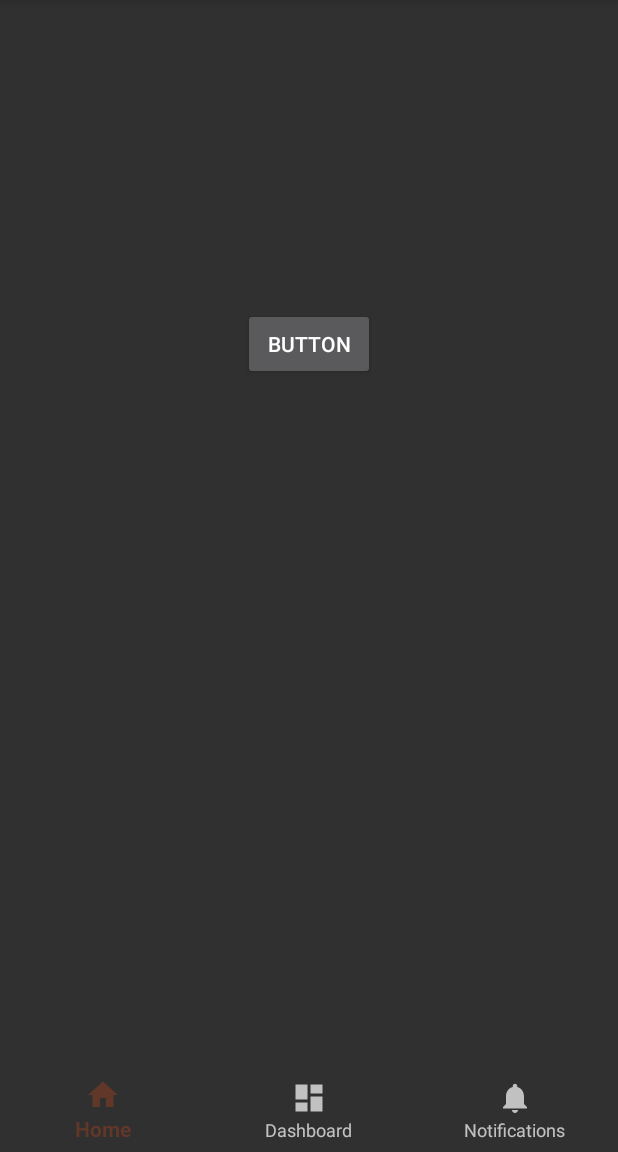
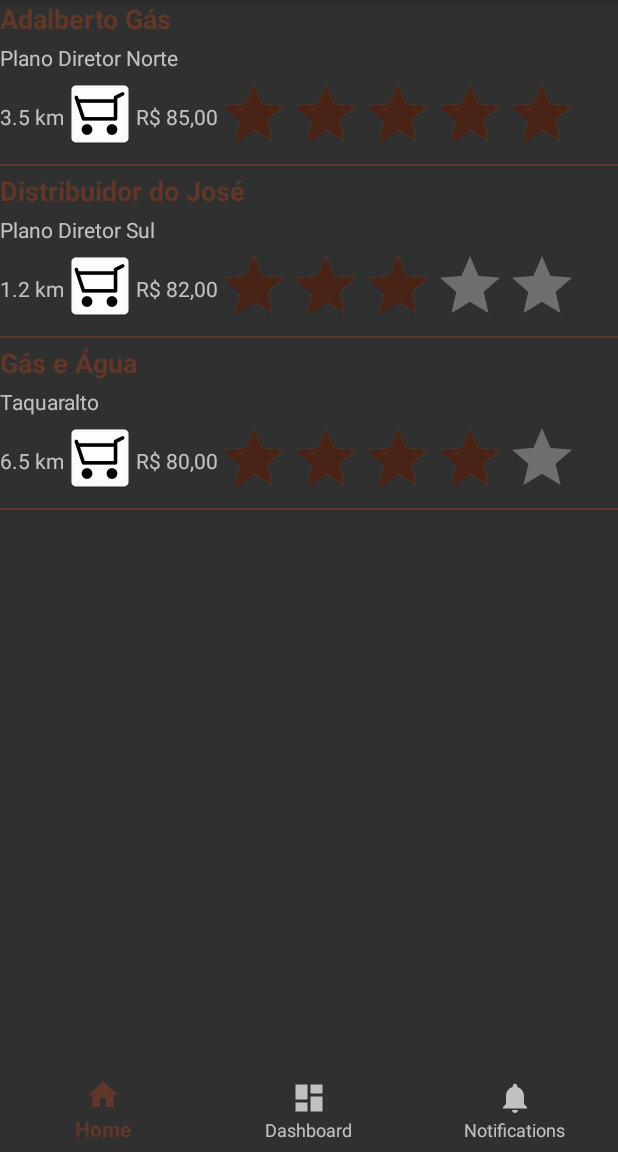
Before and after one commit to RafaelCarlos/EasyGas, an Android app: the MainActivity screen opened directly, with no data from a screen before it, on a phone screen of 412 x 824 dp, the part 84-1236 px from its top. Run offline under Robolectric (Android 15) with nearby library versions, the phone set to English and light mode, and no system bars; libraries missing offline, so code that uses them is left out: com.mikepenz.materialdrawer; 9 statements that could not run were skipped.

Commit message:
Edições menu lateral. E adições fragments.

```diff
--- a/app/build.gradle
+++ b/app/build.gradle
@@ -37,5 +37,6 @@ dependencies {
     compile 'com.android.support:design:26.+'
     compile 'com.melnykov:floatingactionbutton:1.3.0'
     compile 'com.android.support:support-vector-drawable:26.+'
+    compile 'com.android.support:support-v4:26.+'
     testCompile 'junit:junit:4.12'
 }
--- a/app/src/main/java/com/codigo/rafael/easygas/MainActivity.java
+++ b/app/src/main/java/com/codigo/rafael/easygas/MainActivity.java
@@ -5,6 +5,8 @@ import android.os.Bundle;
 import android.support.annotation.DrawableRes;
 import android.support.annotation.NonNull;
 import android.support.design.widget.BottomNavigationView;
+import android.support.v4.app.Fragment;
+import android.support.v4.app.FragmentTransaction;
 import android.support.v7.app.AppCompatActivity;
 import android.support.v7.widget.Toolbar;
 import android.view.Gravity;
@@ -13,6 +15,7 @@ import android.view.View;
 import android.widget.Button;
 import android.widget.Toast;
 
+import com.codigo.rafael.easygas.fragments.MenuFragment;
 import com.mikepenz.materialdrawer.AccountHeader;
 import com.mikepenz.materialdrawer.AccountHeaderBuilder;
 import com.mikepenz.materialdrawer.Drawer;
@@ -21,6 +24,7 @@ import com.mikepenz.materialdrawer.model.DividerDrawerItem;
 import com.mikepenz.materialdrawer.model.PrimaryDrawerItem;
 import com.mikepenz.materialdrawer.model.ProfileDrawerItem;
 import com.mikepenz.materialdrawer.model.SectionDrawerItem;
+import com.mikepenz.materialdrawer.model.interfaces.IDrawerItem;
 import com.mikepenz.materialdrawer.model.interfaces.IProfile;
 
 public class MainActivity extends AppCompatActivity {
@@ -42,13 +46,22 @@ public class MainActivity extends AppCompatActivity {
         navigation.setOnNavigationItemSelectedListener(mOnNavigationItemSelectedListener);
 
         setSupportActionBar(toolbar);
-        toolbar.setTitle("Início");
+        toolbar.setTitle("Distribuidoras");
         PrimaryDrawerItem item1 = new PrimaryDrawerItem().withIdentifier(1).withName("Home")
                 .withIcon(R.mipmap.ic_home);
 
+        Fragment frag = frag = getSupportFragmentManager().findFragmentByTag("mainFrag");
+
+        if (frag == null) {
+            frag = new MenuFragment();
+            FragmentTransaction ft = getSupportFragmentManager().beginTransaction();
+            ft.replace(R.id.rl_fragment_container, frag, "mainFrag");
+            ft.commit();
+        }
+
         AccountHeader headerResult = new AccountHeaderBuilder()
                 .withActivity(this)
-                .withHeaderBackground(R.color.colorSecondText)
+                .withHeaderBackground(R.color.colorTema)
                 .addProfiles(
                         new ProfileDrawerItem().withName("Rafael Oliveira").withEmail("rafaellcarloss@hotmail.com")
                                 .withIcon(getResources().getDrawable(R.mipmap.ic_user))
@@ -72,6 +85,35 @@ public class MainActivity extends AppCompatActivity {
                 .withAccountHeader(headerResult)
 //                .addDrawerItems(item1, new DividerDrawerItem())
                 .withFooterDivider(true)
+                .withOnDrawerItemClickListener(new Drawer.OnDrawerItemClickListener() {
+                    @Override
+                    public boolean onItemClick(View view, int position, IDrawerItem drawerItem) {
+                        Fragment frag = null;
+
+                        if (position == 0) {
+                            frag = new MenuFragment();
+                            toolbar.setTitle("Distribuidoras");
+                        }
+                        if (position == 1) {
+                            frag = new MenuFragment();
+                        }
+                        if (position == 2) {
+                            frag = new MenuFragment();
+                        }
+                        if (position == 3) {
+                            frag = new MenuFragment();
+                        } else {
+                            frag = new MenuFragment();
+                        }
+
+                        FragmentTransaction ft = getSupportFragmentManager().beginTransaction();
+                        ft.replace(R.id.rl_fragment_container, frag);
+                        ft.addToBackStack(null);
+                        ft.commit();
+
+                        return false;
+                    }
+                })
                 .build();
 
         drawerMenu.addItem(new PrimaryDrawerItem().withName("Distribuidoras").withIcon(getDrawable(R.mipmap.ic_truck)));
@@ -81,13 +123,7 @@ public class MainActivity extends AppCompatActivity {
         drawerMenu.addItem(new PrimaryDrawerItem().withName("Configurações").withIcon(getDrawable(R.mipmap.ic_config)));
         drawerMenu.addStickyFooterItem(new PrimaryDrawerItem().withName("EasyGás desenvolvido por Rafael Oliveira"));
 
-        btTe = (Button) findViewById(R.id.bt_teste);
-        btTe.setOnClickListener(new View.OnClickListener() {
-            @Override
-            public void onClick(View view) {
-                startActivity(new Intent(MainActivity.this, ActivityTeste.class));
-            }
-        });
+
     }
 
     private BottomNavigationView.OnNavigationItemSelectedListener mOnNavigationItemSelectedListener
--- /dev/null
+++ b/app/src/main/java/com/codigo/rafael/easygas/adapters/MenuAdapter.java
@@ -0,0 +1,73 @@
+package com.codigo.rafael.easygas.adapters;
+
+import android.content.Context;
+import android.graphics.BitmapFactory;
+import android.support.annotation.LayoutRes;
+import android.support.annotation.NonNull;
+import android.support.annotation.Nullable;
+import android.view.LayoutInflater;
+import android.view.View;
+import android.view.ViewGroup;
+import android.widget.ArrayAdapter;
+import android.widget.ImageView;
+import android.widget.RatingBar;
+import android.widget.TextView;
+
+import com.codigo.rafael.easygas.R;
+import com.codigo.rafael.easygas.entities.Menu;
+
+import java.util.List;
+
+/**
+ * Created by Rafael Carlos Oliveira on 02/10/2017.
+ */
+
+public class MenuAdapter extends ArrayAdapter<Menu> {
+    private Context context;
+    private List<Menu> lista;
+    private LayoutInflater inflater;
+    private float scale;
+    private float width;
+    private float height;
+
+    public MenuAdapter(Context context, List<Menu> lista) {
+        super(context, 0, lista);
+        this.context = context;
+        this.lista = lista;
+        inflater = (LayoutInflater) context.getSystemService(Context.LAYOUT_INFLATER_SERVICE);
+        scale = context.getResources().getDisplayMetrics().density;
+        width = context.getResources().getDisplayMetrics().widthPixels - (int) (14 * scale + 0.5f);
+        height = (width / 16) * 9;
+    }
+
+    @Override
+    public View getView(int position, View convertView, ViewGroup parent) {
+
+        if (convertView == null) {
+            convertView = LayoutInflater.from(context).inflate(R.layout.item_menu_fragment, null);
+        }
+
+
+        TextView tvTitulo = (TextView) convertView.findViewById(R.id.tv_titulo_item_menu_fragment);
+        tvTitulo.setText(lista.get(position).getTitulo());
+
+        TextView tvBairro = (TextView) convertView.findViewById(R.id.tv_bairro_item_menu_fragment);
+        tvBairro.setText(lista.get(position).getBairro());
+
+        TextView tvDistancia = (TextView) convertView.findViewById(R.id.tv_distancia_item_menu_fragment);
+        tvDistancia.setText(String.valueOf(lista.get(position).getDistancia()) + " km");
+
+
+        ImageView vrImageView = (ImageView) convertView.findViewById(R.id.iv_ic_car_item_menu_fragment);
+        vrImageView.setImageBitmap(BitmapFactory.decodeResource(context.getResources(), lista.get(position).getFoto()));
+
+        TextView tvValor = (TextView) convertView.findViewById(R.id.tv_valor_item_menu_fragment);
+        tvValor.setText(lista.get(position).getValor());
+
+
+        RatingBar rBarAvaliacao = (RatingBar) convertView.findViewById(R.id.rbar_avaliacao_item_menu_fragment);
+//        rBarAvaliacao.setNumStars(lista.get(position).getAvaliacao());
+        rBarAvaliacao.setRating(lista.get(position).getAvaliacao());
+        return convertView;
+    }
+}
--- /dev/null
+++ b/app/src/main/java/com/codigo/rafael/easygas/entities/Menu.java
@@ -0,0 +1,87 @@
+package com.codigo.rafael.easygas.entities;
+
+/**
+ * Created by shang on 02/10/2017.
+ */
+
+public class Menu {
+
+    private String titulo;
+    private String bairro;
+    private double distancia;
+    private int foto;
+    private String valor;
+    private int avaliacao;
+
+    public Menu() {
+    }
+
+    public Menu(String titulo, String bairro, double distancia, int foto, String valor, int avaliacao) {
+        this.titulo = titulo;
+        this.bairro = bairro;
+        this.distancia = distancia;
+        this.foto = foto;
+        this.valor = valor;
+        this.avaliacao = avaliacao;
+    }
+
+    public String getTitulo() {
+        return titulo;
+    }
+
+    public void setTitulo(String titulo) {
+        this.titulo = titulo;
+    }
+
+    public String getBairro() {
+        return bairro;
+    }
+
+    public void setBairro(String bairro) {
+        this.bairro = bairro;
+    }
+
+    public String getValor() {
+        return valor;
+    }
+
+    public void setValor(String valor) {
+        this.valor = valor;
+    }
+
+    public int getFoto() {
+        return foto;
+    }
+
+    public void setFoto(int foto) {
+        this.foto = foto;
+    }
+
+    public int getAvaliacao() {
+        return avaliacao;
+    }
+
+    public void setAvaliacao(int avaliacao) {
+        this.avaliacao = avaliacao;
+    }
+
+    public double getDistancia() {
+        return distancia;
+    }
+
+    public void setDistancia(double distancia) {
+        this.distancia = distancia;
+    }
+
+    @Override
+    public String toString() {
+        return "Menu{" +
+                "titulo='" + titulo + '\'' +
+                ", bairro='" + bairro + '\'' +
+                ", valor='" + valor + '\'' +
+                ", foto=" + foto +
+                ", avaliacao=" + avaliacao +
+                ", distancia=" + distancia +
+                '}';
+    }
+}
--- /dev/null
+++ b/app/src/main/java/com/codigo/rafael/easygas/fragments/MenuFragment.java
@@ -0,0 +1,75 @@
+package com.codigo.rafael.easygas.fragments;
+
+import android.content.Context;
+import android.net.Uri;
+import android.os.Bundle;
+import android.support.v4.app.Fragment;
+import android.view.LayoutInflater;
+import android.view.View;
+import android.view.ViewGroup;
+import android.widget.AdapterView;
+import android.widget.ImageView;
+import android.widget.ListView;
+import android.widget.RatingBar;
+import android.widget.TextView;
+import android.widget.Toast;
+
+import com.codigo.rafael.easygas.R;
+import com.codigo.rafael.easygas.adapters.MenuAdapter;
+import com.codigo.rafael.easygas.entities.Menu;
+
+import java.util.ArrayList;
+
+
+public class MenuFragment extends Fragment {
+    public MenuFragment() {
+        // Required empty public constructor
+    }
+
+    private ListView mListView;
+    int posicaoAtual = 0;
+    private TextView tvTitulo, tvValor, tvDistancia, tvBairro;
+    private ImageView ivCar;
+    private RatingBar rBarAvaliacao;
+    private ArrayList<Menu> listaMenu;
+
+    @Override
+    public void onCreate(Bundle savedInstanceState) {
+        super.onCreate(savedInstanceState);
+
+    }
+
+    @Override
+    public View onCreateView(LayoutInflater inflater, ViewGroup container,
+                             Bundle savedInstanceState) {
+        View view = inflater.inflate(R.layout.fragment_menu, container, false);
+
+        mListView = (ListView) view.findViewById(R.id.lv_menu_fragment);
+
+        listaMenu = new ArrayList<>();
+
+        listaMenu.add(new Menu("Adalberto Gás", "Plano Diretor Norte", 3.5, R.mipmap.ic_car, "R$ 85,00", 5));
+        listaMenu.add(new Menu("Distribuidor do José", "Plano Diretor Sul", 1.2, R.mipmap.ic_car, "R$ 82,00", 3));
+        listaMenu.add(new Menu("Gás e Água", "Taquaralto", 6.5, R.mipmap.ic_car, "R$ 80,00", 4));
+
+        MenuAdapter menuAdapter = new MenuAdapter(getActivity(), listaMenu);
+
+        mListView.setAdapter(menuAdapter);
+
+
+        mListView.setOnItemClickListener(new AdapterView.OnItemClickListener() {
+            @Override
+            public void onItemClick(AdapterView<?> adapterView, View view, int i, long l) {
+                if (i == 0) {
+                    Toast.makeText(getActivity(), "Você escolhe a distribuidora: " + listaMenu.get(i).getTitulo(), Toast.LENGTH_LONG).show();
+                } else if (i == 1) {
+                    Toast.makeText(getActivity(), "Você escolhe a distribuidora: " + listaMenu.get(i).getTitulo(), Toast.LENGTH_LONG).show();
+                } else {
+                    Toast.makeText(getActivity(), "Você escolhe a distribuidora: " + listaMenu.get(i).getTitulo(), Toast.LENGTH_LONG).show();
+                }
+            }
+        });
+        // Inflate the layout for this fragment
+        return view;
+    }
+}
--- a/app/src/main/java/com/codigo/rafael/easygas/user/LoginActivity.java
+++ b/app/src/main/java/com/codigo/rafael/easygas/user/LoginActivity.java
@@ -65,6 +65,12 @@ public class LoginActivity extends AppCompatActivity {
         spanString2.setSpan(new UnderlineSpan(), 0, spanString2.length(), 0);
         spanString2.setSpan(new StyleSpan(Typeface.ITALIC), 0, spanString2.length(), 0);
         esqueciSenha.setText(spanString2);
+
+        SpannableString spanString = new SpannableString(_signupLink.getText().toString());
+        spanString.setSpan(new UnderlineSpan(), 0, spanString.length(), 0);
+        spanString.setSpan(new StyleSpan(Typeface.ITALIC), 0, spanString.length(), 0);
+        _signupLink.setText(spanString);
+
 
         _loginButton.setOnClickListener(new View.OnClickListener() {
 
--- a/app/src/main/res/layout/activity_main.xml
+++ b/app/src/main/res/layout/activity_main.xml
@@ -24,17 +24,7 @@
         android:layout_alignParentStart="true"
         android:layout_above="@+id/ll_navegacao">
 
-        <Button
-            android:id="@+id/bt_teste"
-            android:layout_width="wrap_content"
-            android:layout_height="wrap_content"
-            android:layout_alignParentTop="true"
-            android:layout_centerHorizontal="true"
-            android:layout_marginTop="205dp"
-            android:text="Button"
-            tools:layout_editor_absoluteX="148dp"
-            tools:layout_editor_absoluteY="186dp" />
-    </RelativeLayout>
+     </RelativeLayout>
 
     <LinearLayout
         android:id="@+id/ll_navegacao"
--- /dev/null
+++ b/app/src/main/res/layout/fragment_menu.xml
@@ -0,0 +1,14 @@
+<FrameLayout xmlns:android="http://schemas.android.com/apk/res/android"
+    xmlns:tools="http://schemas.android.com/tools"
+    android:layout_width="match_parent"
+    android:layout_height="match_parent"
+    tools:context="com.codigo.rafael.easygas.fragments.MenuFragment">
+
+    <ListView
+        android:id="@+id/lv_menu_fragment"
+        android:layout_width="match_parent"
+        android:layout_height="match_parent"
+        android:choiceMode="singleChoice"
+        android:divider="@null"
+        android:scrollbars="vertical" />
+</FrameLayout>
--- /dev/null
+++ b/app/src/main/res/layout/item_menu_fragment.xml
@@ -0,0 +1,74 @@
+<?xml version="1.0" encoding="utf-8"?>
+<LinearLayout xmlns:android="http://schemas.android.com/apk/res/android"
+    android:layout_width="match_parent"
+    android:layout_height="70dp"
+    android:orientation="vertical">
+
+    <TextView
+        android:id="@+id/tv_titulo_item_menu_fragment"
+        android:layout_width="match_parent"
+        android:layout_height="wrap_content"
+        android:layout_alignParentStart="true"
+        android:layout_alignParentTop="true"
+        android:layout_marginBottom="4dp"
+        android:text="Título"
+        android:textColor="@color/colorPrimary"
+        android:textSize="18sp"
+        android:textStyle="bold" />
+
+    <TextView
+        android:id="@+id/tv_bairro_item_menu_fragment"
+        android:layout_width="match_parent"
+        android:layout_height="wrap_content"
+        android:layout_alignParentStart="true"
+        android:layout_below="@+id/tv_titulo_item_menu_fragment"
+        android:layout_marginBottom="4dp"
+        android:text="Bairro" />
+
+    <LinearLayout
+        android:layout_width="match_parent"
+        android:layout_height="wrap_content"
+        android:layout_below="@+id/tv_bairro_item_menu_fragment"
+        android:layout_centerHorizontal="true"
+        android:orientation="horizontal">
+
+        <TextView
+            android:id="@+id/tv_distancia_item_menu_fragment"
+            android:layout_width="wrap_content"
+            android:layout_height="wrap_content"
+            android:layout_alignParentStart="true"
+            android:layout_below="@+id/tv_bairro_item_menu_fragment"
+            android:layout_marginTop="16dp"
+            android:text="Distância" />
+
+        <ImageView
+            android:id="@+id/iv_ic_car_item_menu_fragment"
+            android:layout_width="wrap_content"
+            android:layout_height="wrap_content"
+            android:src="@mipmap/ic_car" />
+
+        <TextView
+            android:id="@+id/tv_valor_item_menu_fragment"
+            android:layout_width="wrap_content"
+            android:layout_height="wrap_content"
+            android:layout_marginTop="16dp"
+            android:text="Valor" />
+
+        <RatingBar
+            android:id="@+id/rbar_avaliacao_item_menu_fragment"
+            android:layout_width="wrap_content"
+            android:layout_height="wrap_content"
+            android:isIndicator="true"
+            android:numStars="5" />
+
+    </LinearLayout>
+
+    <View
+        android:id="@+id/view_divider"
+        android:layout_width="match_parent"
+        android:layout_height="1dp"
+        android:layout_marginBottom="4dp"
+        android:background="@color/colorPrimary">
+
+    </View>
+</LinearLayout>
--- a/app/src/main/res/values/strings.xml
+++ b/app/src/main/res/values/strings.xml
@@ -18,4 +18,7 @@
     <string name="permission_rationale">"Contacts permissions are needed for providing email
         completions."
     </string>
+
+    <!-- TODO: Remove or change this placeholder text -->
+    <string name="hello_blank_fragment">Hello blank fragment</string>
 </resources>
```
Also changed, not shown: app/src/main/ic_car-web.png (added), app/src/main/res/mipmap-hdpi/ic_car.png (added), app/src/main/res/mipmap-mdpi/ic_car.png (added), app/src/main/res/mipmap-xhdpi/ic_car.png (added), app/src/main/res/mipmap-xxhdpi/ic_car.png (added), app/src/main/res/mipmap-xxxhdpi/ic_car.png (added).
